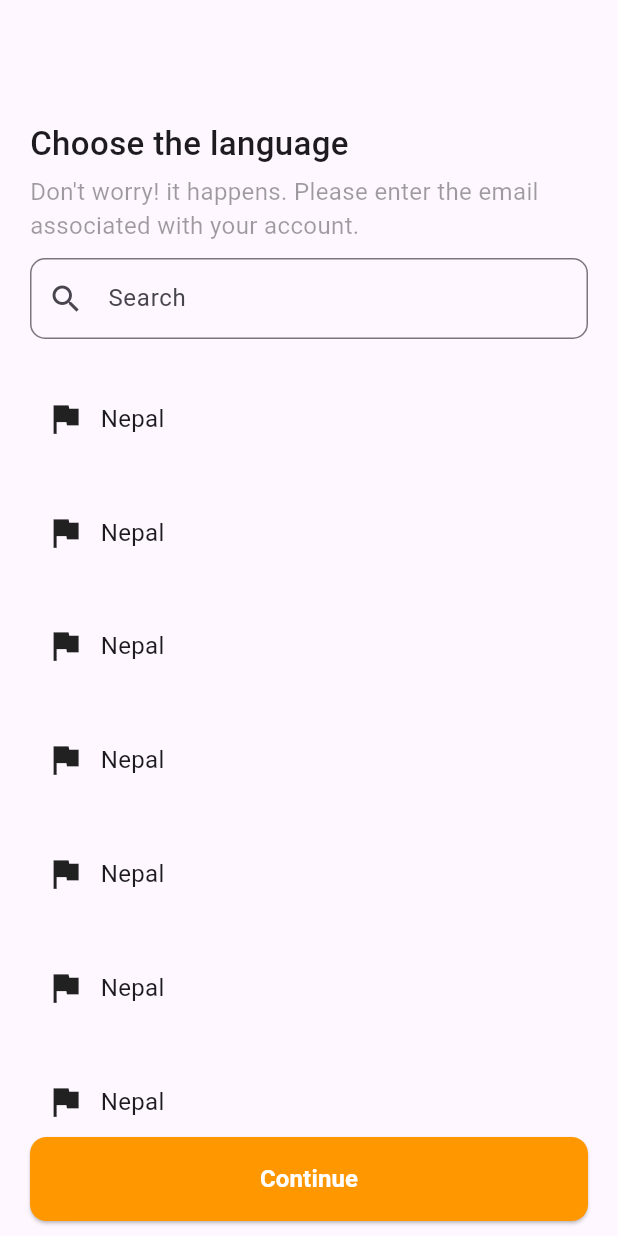
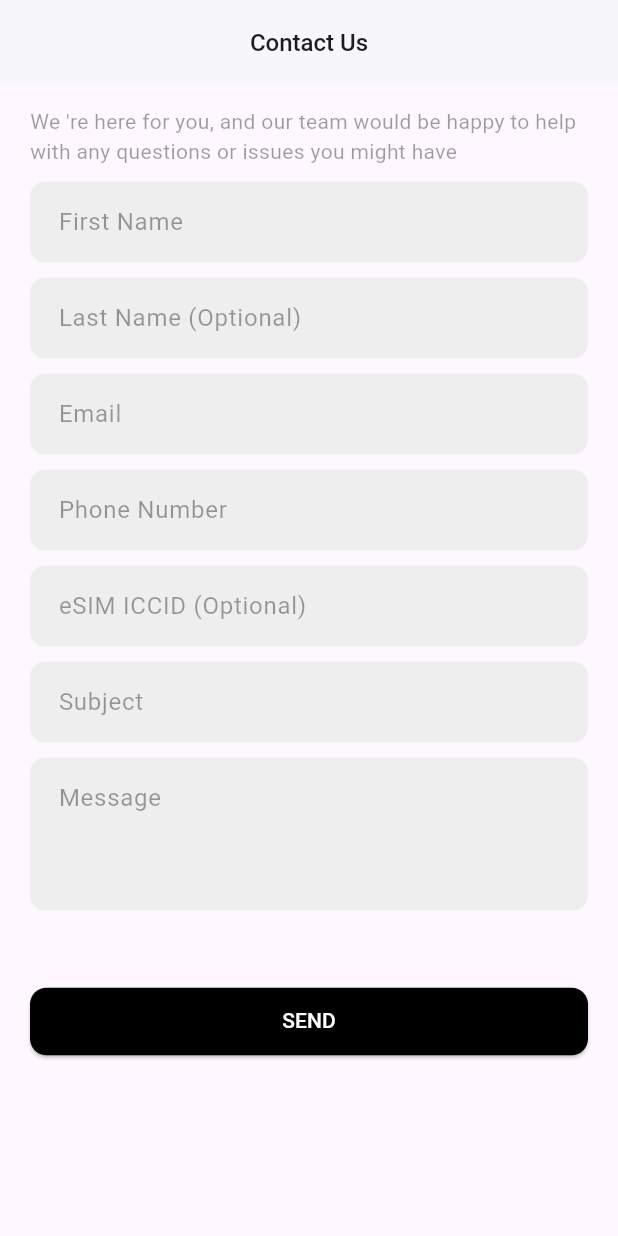
Before and after one commit to gangarammahato/Language_ui, a Flutter app: the screen it shows after launch, on a phone screen of 412 x 824 dp. Run offline on Flutter 3.47's test engine with Material 3 defaults, Android fonts, the phone set to English and light mode, and no system bars.

Commit message:
add contact page

```diff
--- a/lib/main.dart
+++ b/lib/main.dart
@@ -1,4 +1,5 @@
 import 'package:flutter/material.dart';
+import 'package:manoj_dai/presentation/screens/contact_us.dart';
 
 import 'presentation/screens/language_screen.dart';
 
@@ -16,7 +17,7 @@ class MyApp extends StatelessWidget {
         colorScheme: ColorScheme.fromSeed(seedColor: Colors.deepPurple),
         useMaterial3: true,
       ),
-      home: const LanguageScreen(),
+      home: const ContactUs(),
     );
   }
 }
--- /dev/null
+++ b/lib/presentation/screens/contact_us.dart
@@ -0,0 +1,136 @@
+import 'package:flutter/material.dart';
+import 'package:manoj_dai/presentation/widgets/common_text_field.dart';
+
+class ContactUs extends StatefulWidget {
+  const ContactUs({super.key});
+
+  @override
+  State<ContactUs> createState() => _ContactUsState();
+}
+
+class _ContactUsState extends State<ContactUs> {
+  final _formKey = GlobalKey<FormState>();
+  final TextEditingController _firstNameController = TextEditingController();
+  final TextEditingController _lastNameController = TextEditingController();
+  final TextEditingController _emailController = TextEditingController();
+  final TextEditingController _phoneController = TextEditingController();
+  final TextEditingController _eSimController = TextEditingController();
+  final TextEditingController _subjectController = TextEditingController();
+  final TextEditingController _messageController = TextEditingController();
+
+  @override
+  Widget build(BuildContext context) {
+    return Scaffold(
+      appBar: AppBar(
+        elevation: 1,
+        backgroundColor: Colors.white,
+        title: const Text(
+          "Contact Us",
+          style: TextStyle(fontSize: 16, fontWeight: FontWeight.w500),
+        ),
+        centerTitle: true,
+      ),
+      body: Padding(
+        padding: const EdgeInsets.symmetric(horizontal: 20, vertical: 15),
+        child: SingleChildScrollView(
+          child: Form(
+            key: _formKey,
+            child: Column(
+              crossAxisAlignment: CrossAxisAlignment.start,
+              children: [
+                const Text(
+                  "We 're here for you, and our team would be happy to help with any questions or issues you might have",
+                  style: TextStyle(
+                    fontSize: 14,
+                    fontWeight: FontWeight.w400,
+                    color: Colors.black38,
+                  ),
+                ),
+                const SizedBox(
+                  height: 10,
+                ),
+                CommonTextField(
+                  controller: _firstNameController,
+                  keyboardType: TextInputType.text,
+                  hintName: "First Name",
+                ),
+                const SizedBox(
+                  height: 10,
+                ),
+                CommonTextField(
+                  hintName: "Last Name (Optional)",
+                  controller: _lastNameController,
+                  keyboardType: TextInputType.text,
+                ),
+                const SizedBox(
+                  height: 10,
+                ),
+                CommonTextField(
+                  hintName: "Email",
+                  controller: _emailController,
+                  keyboardType: TextInputType.emailAddress,
+                ),
+                const SizedBox(
+                  height: 10,
+                ),
+                CommonTextField(
+                  hintName: "Phone Number",
+                  controller: _phoneController,
+                  keyboardType: TextInputType.phone,
+                ),
+                const SizedBox(
+                  height: 10,
+                ),
+                CommonTextField(
+                  hintName: "eSIM ICCID (Optional)",
+                  controller: _eSimController,
+                  keyboardType: TextInputType.text,
+                ),
+                const SizedBox(
+                  height: 10,
+                ),
+                CommonTextField(
+                  hintName: "Subject",
+                  controller: _subjectController,
+                  keyboardType: TextInputType.text,
+                ),
+                const SizedBox(
+                  height: 10,
+                ),
+                CommonTextField(
+                  hintName: "Message",
+                  maxline: 3,
+                  controller: _messageController,
+                  keyboardType: TextInputType.text,
+                ),
+                //const Spacer(),
+                const SizedBox(
+                  height: 50,
+                ),
+                ElevatedButton(
+                  onPressed: () {},
+                  style: ElevatedButton.styleFrom(
+                    backgroundColor: Colors.black,
+                    minimumSize: Size(MediaQuery.of(context).size.width, 45),
+                    shape: RoundedRectangleBorder(
+                      borderRadius: BorderRadius.circular(11),
+                    ),
+                  ),
+                  child: const Text(
+                    "SEND",
+                    style: TextStyle(
+                      color: Colors.white,
+                      fontSize: 14,
+                      fontWeight: FontWeight.w500,
+                      height: 0.08,
+                    ),
+                  ),
+                ),
+              ],
+            ),
+          ),
+        ),
+      ),
+    );
+  }
+}
--- /dev/null
+++ b/lib/presentation/widgets/common_text_field.dart
@@ -0,0 +1,45 @@
+import 'package:flutter/material.dart';
+
+class CommonTextField extends StatelessWidget {
+  final String hintName;
+  final controller;
+  final maxline;
+  final keyboardType;
+  const CommonTextField(
+      {super.key,
+      required this.hintName,
+      this.controller,
+      this.maxline,
+      this.keyboardType});
+
+  @override
+  Widget build(BuildContext context) {
+    return TextField(
+      controller: controller,
+      maxLines: maxline,
+     keyboardType: keyboardType,
+
+
+      cursorColor: Colors.black12,
+      decoration: InputDecoration(
+        hintText: hintName,
+        hintStyle: const TextStyle(
+          color: Colors.black38,
+          fontSize: 16,
+          fontWeight: FontWeight.w400,
+        ),
+        fillColor: const Color.fromRGBO(238, 238, 238, 1),
+        filled: true,
+        focusColor: const Color.fromRGBO(238, 238, 238, 1),
+        hoverColor: const Color.fromRGBO(238, 238, 238, 1),
+        contentPadding: const EdgeInsets.all(15),
+        border: const OutlineInputBorder(
+          borderRadius: BorderRadius.all(
+            Radius.circular(10),
+          ),
+          borderSide: BorderSide.none,
+        ),
+      ),
+    );
+  }
+}
```
